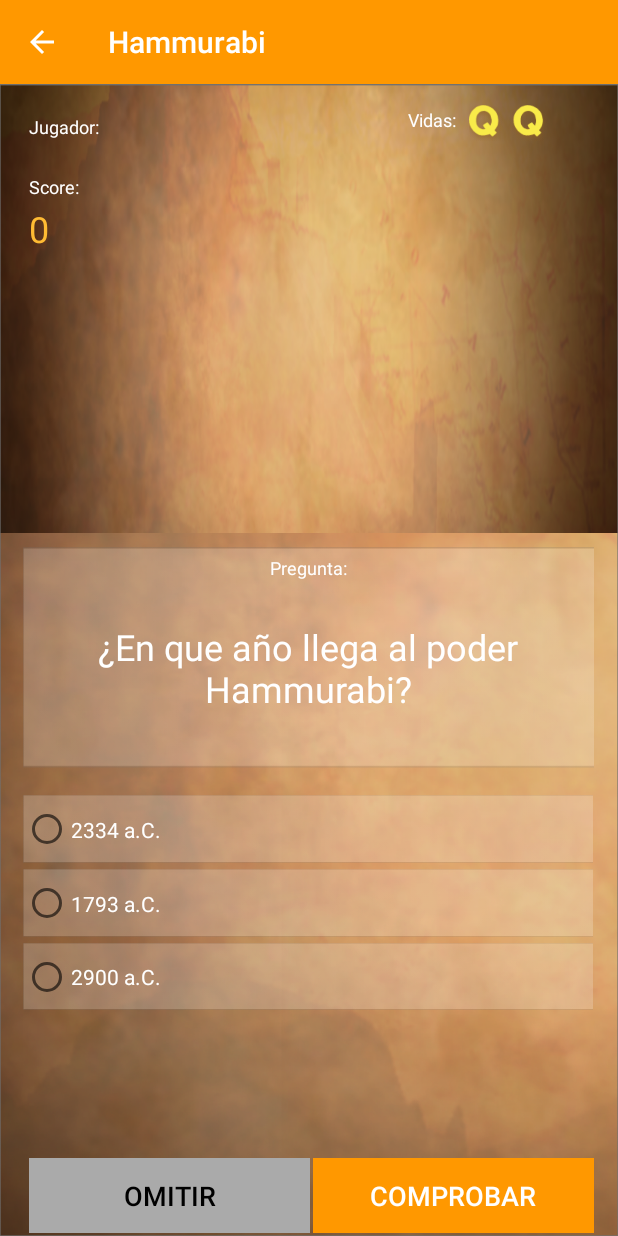
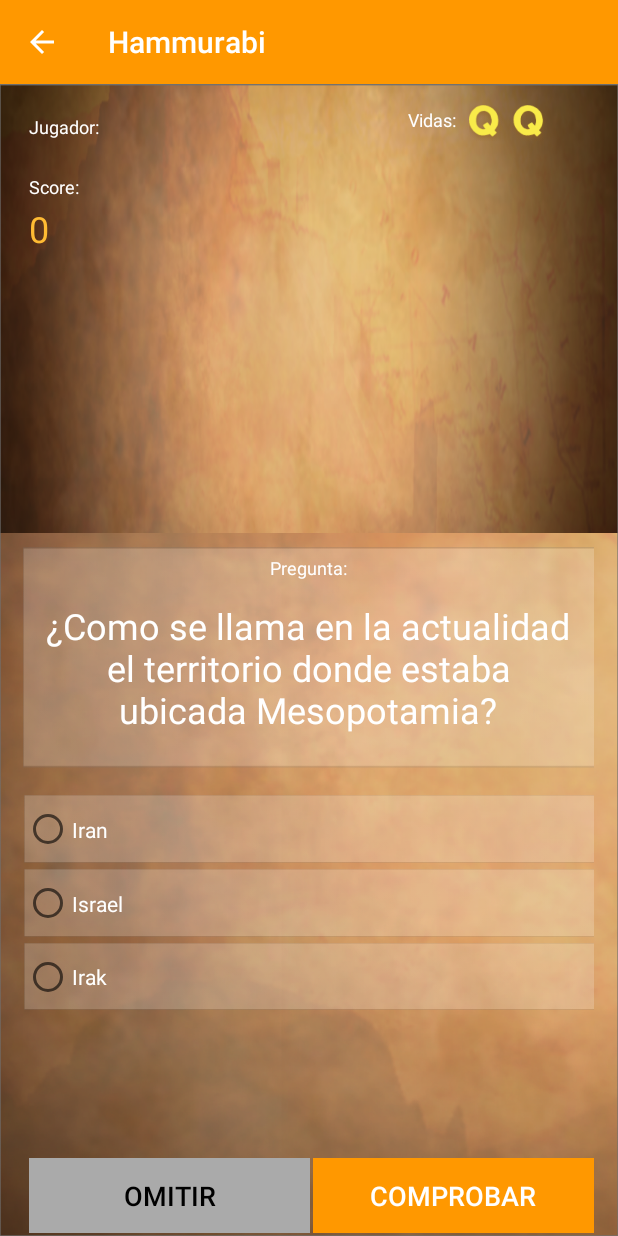
Before and after one commit to LeonardoFabian/Quiztory-Mesopotamia, an Android app: the Main2Activity_Quiz1 screen opened directly, with no data from a screen before it, after a tap on "COMPROBAR", on a phone screen of 412 x 824 dp. Run offline under Robolectric (Android 15) with nearby library versions, the phone set to English and light mode, and no system bars.

Commit message:
Preguntas se mostraran en un solo Activity

```diff
--- a/app/src/main/java/com/example/leonardofabian/hammurabi/Main2Activity_Quiz1.java
+++ b/app/src/main/java/com/example/leonardofabian/hammurabi/Main2Activity_Quiz1.java
@@ -22,8 +22,14 @@ public class Main2Activity_Quiz1 extends AppCompatActivity {
     String string_jugador, string_score, string_vidas;
     private TextView tv_nombre, tv_score;
     private ImageView iv_vidas;
-    private TextView question;
+    private TextView tv_question;
     private MediaPlayer mp, mp_great, mp_bad;
+    private int correct_answer;
+    private int current_question;
+    private String[] all_questions;
+    private boolean[] answers_correct;
+    private RadioGroup group;
+    private Button btn_check;
 
     private int ids_answers[] = {
             R.id.answer1, R.id.answer2, R.id.answer3
@@ -47,34 +53,29 @@ public class Main2Activity_Quiz1 extends AppCompatActivity {
         mp_great = MediaPlayer.create(this, R.raw.wonderful);
         mp_bad = MediaPlayer.create(this, R.raw.bad);
 
-
-
-
+        // REFERENCIAS
         tv_nombre = (TextView)findViewById(R.id.player);
         tv_score = (TextView)findViewById(R.id.score);
         iv_vidas = (ImageView)findViewById(R.id.vidas);
+        tv_question = (TextView)findViewById(R.id.text_question);
+        group = (RadioGroup)findViewById(R.id.respuestas);
+        btn_check = (Button)findViewById(R.id.btn_check);
 
         string_jugador = getIntent().getStringExtra("jugador");
         tv_nombre.setText(string_jugador);
 
-
-        question = (TextView)findViewById(R.id.text_question);
-        //question.setText(R.string.question_content1);
-
-        String[] answers = getResources().getStringArray(R.array.answers_question1);
-
-        //
-        for(int i = 0; i < ids_answers.length; i++){
-            RadioButton rb = (RadioButton)findViewById(ids_answers[i]);
-            rb.setText(answers[i]);
-        }
+        all_questions = getResources().getStringArray(R.array.all_questions);
+        answers_correct = new boolean[all_questions.length];
+        current_question = 0;
+        showQuestion();
 
         //numero respuesta correcta desde string
-        final int correct_answer1 = getResources().getInteger(R.integer.correct_answer1);
-        final RadioGroup group = (RadioGroup)findViewById(R.id.respuestas);
-        final Intent intent = new Intent(this, Main2Activity_Quiz2.class);
+        //final int correct_answer1 = getResources().getStringArray(R.integer.correct_answer1);
 
-        Button btn_check = (Button)findViewById(R.id.btn_check);
+        //final Intent intent = new Intent(this, Main2Activity_Quiz2.class);
+
+        // TODO: Me quede aqui, configurando que paa si es la ultima pregunta video youtube 49:00
+
         btn_check.setOnClickListener(new View.OnClickListener() {
             @Override
             public void onClick(View v) {
@@ -88,7 +89,10 @@ public class Main2Activity_Quiz1 extends AppCompatActivity {
                         respuesta = i;
                     }
                 }
-                if(respuesta == correct_answer1){
+
+                answers_correct[current_question] = (respuesta == correct_answer);
+
+                if(respuesta == correct_answer){
                     mp_great.start();
                     int_score++;
                     String str_score = String.valueOf(int_score);
@@ -97,6 +101,7 @@ public class Main2Activity_Quiz1 extends AppCompatActivity {
                     BaseDeDatos();
                     Toast.makeText(Main2Activity_Quiz1.this, R.string.correct, Toast.LENGTH_SHORT).show();
 
+                    /*
                     String string_score = String.valueOf(int_score);
                     String string_vidas = String.valueOf(int_vidas);
 
@@ -108,10 +113,12 @@ public class Main2Activity_Quiz1 extends AppCompatActivity {
                     finish();
                     mp.stop();
                     mp.release();
+                    */
                 }else {
                     mp_bad.start();
                     int_vidas--;
                     BaseDeDatos();
+                    Toast.makeText(Main2Activity_Quiz1.this, R.string.incorrect, Toast.LENGTH_SHORT).show();
 
                     switch(int_vidas){
                         case 3:
@@ -134,7 +141,10 @@ public class Main2Activity_Quiz1 extends AppCompatActivity {
                             mp.release();
                             break;
                     }
-                    Toast.makeText(Main2Activity_Quiz1.this, R.string.incorrect, Toast.LENGTH_SHORT).show();
+                }
+                if(current_question < all_questions.length - 1){
+                    current_question++;
+                    showQuestion();
                 }
             }
         });
@@ -143,13 +153,47 @@ public class Main2Activity_Quiz1 extends AppCompatActivity {
         btn_skip.setOnClickListener(new View.OnClickListener(){
             @Override
             public void onClick(View v) {
-                mp.stop();
+                if(current_question < all_questions.length - 1){
+                    showQuestion();
+                }
+                /*mp.stop();
                 mp.release();
                 intent.putExtra("jugador", tv_nombre.getText().toString());
                 startActivity(intent);
                 finish();
+                */
             }
         });
+    }
+
+    private void showQuestion() {
+
+        // START PREGUNTA Y RESPUESTA
+        String question = all_questions[current_question];
+        String[] part_question = question.split(";");
+
+        group.clearCheck();
+
+        //question.setText(R.string.question_content1);
+        tv_question.setText(part_question[0]);
+
+        //String[] answers = getResources().getStringArray(R.array.answers_question1);
+
+        //mostrando las respuestas
+        for(int i = 0; i < ids_answers.length; i++){
+            RadioButton rb = (RadioButton)findViewById(ids_answers[i]);
+            String answer = part_question[i+1];
+            if(answer.charAt(0) == '*'){
+                correct_answer = i;
+                answer = answer.substring(1);
+            }
+            //rb.setText(answers[i]);
+            rb.setText(answer);
+        }
+        if(current_question == all_questions.length - 1){
+            btn_check.setText(R.string.btn_finish_attempt);
+        }
+        // END PREGUNTA Y RESPUESTA
     }
 
     //Insertar en la base de datos
@@ -172,9 +216,7 @@ public class Main2Activity_Quiz1 extends AppCompatActivity {
 
                 BD.update("puntaje", modificacion, "score=" + best_score, null);
             }
-
             BD.close();
-
         }else{
             ContentValues insertar = new ContentValues();
 
--- a/app/src/main/res/layout/activity_main2__quiz1.xml
+++ b/app/src/main/res/layout/activity_main2__quiz1.xml
@@ -139,7 +139,7 @@
         android:layout_marginBottom="17dp"
         android:contentDescription="@string/description"
         android:gravity="center"
-        android:text="@string/question_content1"
+
         android:textColor="@android:color/background_light"
         android:textSize="24sp" />
 
@@ -193,9 +193,8 @@
         android:layout_width="381dp"
         android:layout_height="144dp"
         android:layout_below="@+id/bottom_bar"
-        android:layout_alignStart="@+id/bottom_bar"
-        android:layout_marginTop="15dp">
-
+        android:layout_marginTop="15dp"
+        android:layout_marginLeft="16dp">
         <RadioButton
             android:id="@+id/answer1"
             android:layout_width="380dp"
--- a/app/src/main/res/layout/activity_main2__quiz2.xml
+++ b/app/src/main/res/layout/activity_main2__quiz2.xml
@@ -141,7 +141,7 @@
         android:layout_marginBottom="17dp"
         android:contentDescription="@string/description"
         android:gravity="center"
-        android:text="@string/question_content2"
+
         android:textColor="@android:color/background_light"
         android:textSize="24sp" />
 
--- a/app/src/main/res/values/strings.xml
+++ b/app/src/main/res/values/strings.xml
@@ -5,6 +5,8 @@
     <string name="btn_jugar">JUGAR</string>
     <string name="btn_check">COMPROBAR</string>
     <string name="btn_skip">OMITIR</string>
+    <string name="btn_finish_attempt">FINALIZAR</string>
+
     <string name="adios">Hasta la próxima</string>
 
     <string name="description">descripcion</string>
@@ -27,7 +29,7 @@
     <string name="una_vida">Te queda 1 vida</string>
     <string name="cero_vidas">Has agotado todas tus vidas</string>
 
-
+<!--
     <string name="question_content1">¿En que año llega al poder Hammurabi?</string>
     <array name="answers_question1">
         <item>2334 a.C.</item>
@@ -43,15 +45,15 @@
         <item>Irak</item>
     </array>
     <integer name="correct_answer2">2</integer>
+-->
 
 
-    <!--
     <array name="all_questions">
-        <item>¿En que año llega al poder Hammurabi?;2334 a.C.;1793 a.C.;2900 a.C.;</item>
+        <item>¿En que año llega al poder Hammurabi?;2334 a.C.;*1793 a.C.;2900 a.C.;</item>
         <item>¿Como se llama en la actualidad  el territorio donde estaba ubicada Mesopotamia?;Iran;Israel;*Irak;</item>
         <item>¿Entre que ríos estaba ubicada mesopotamia?;*Tigris y Eufrates;Danubio y Sava;Nilo y Mar Rojo;</item>
         <item>Mesopotamia es una palabra griega que significa:;Meseta extensa;Dos estrechos;*Tierra entre dos rios;</item>
         <item>Mesopotamia es conocida como:;La Helade;*Cuna de la civilización;Grandes constructores;</item>
     </array>
-    -->
+
 </resources>
```
Also changed, not shown: app/src/main/java/com/example/leonardofabian/hammurabi/Main2Activity_Quiz2.java (+26 -7 lines).
